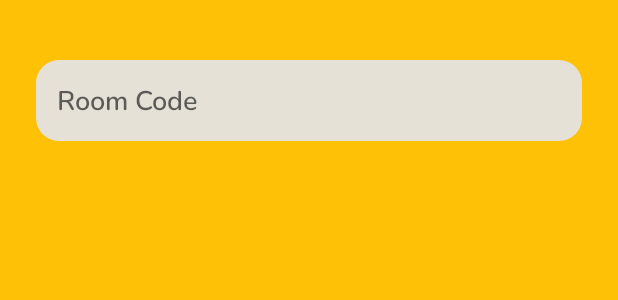
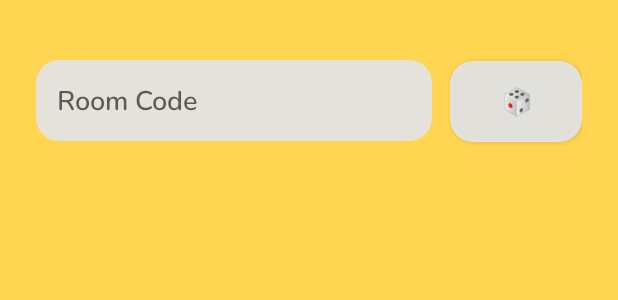
Before and after one commit to altamsh04/RoomieChat, an Android app: the layout popup_join_room.xml on its own in the app's theme, with its tools: preview values and no code run, on a phone screen of 412 x 824 dp. Shown: the top 300 px of the screen. Run offline under Robolectric (Android 15) with nearby library versions, the phone set to English and light mode, and no system bars; Roboto replaces fonts that are not available here.

Commit message:
Added join random button

```diff
--- a/app/src/main/res/layout/popup_join_room.xml
+++ b/app/src/main/res/layout/popup_join_room.xml
@@ -2,18 +2,33 @@
 <LinearLayout xmlns:android="http://schemas.android.com/apk/res/android"
     android:layout_width="match_parent"
     android:layout_height="match_parent"
-    android:orientation="vertical"
-    android:background="#FFC105"
+    android:orientation="horizontal"
+    android:background="#FFD552"
     android:padding="24dp">
 
-<EditText
+    <EditText
         android:id="@+id/roomCodeEditText"
         android:background="@drawable/edittext_background"
-        android:layout_width="match_parent"
+        android:layout_width="0dp"
         android:layout_height="wrap_content"
+        android:layout_weight="1"
         android:hint="Room Code"
         android:padding="14dp"
         android:fontFamily="@font/nunito_semibold"
         android:layout_marginTop="16dp"
-        android:inputType="text" />
+        android:inputType="number" />
+
+    <Button
+        android:id="@+id/joinRandomRoom"
+        android:layout_width="wrap_content"
+        android:layout_height="wrap_content"
+        android:layout_marginStart="12dp"
+        android:layout_marginTop="16dp"
+        android:background="@drawable/edittext_background"
+        android:fontFamily="@font/nunito_bold"
+        android:padding="14dp"
+        android:text="🎲"
+        android:textSize="18sp"
+        android:textAllCaps="false" />
+
 </LinearLayout>
```
